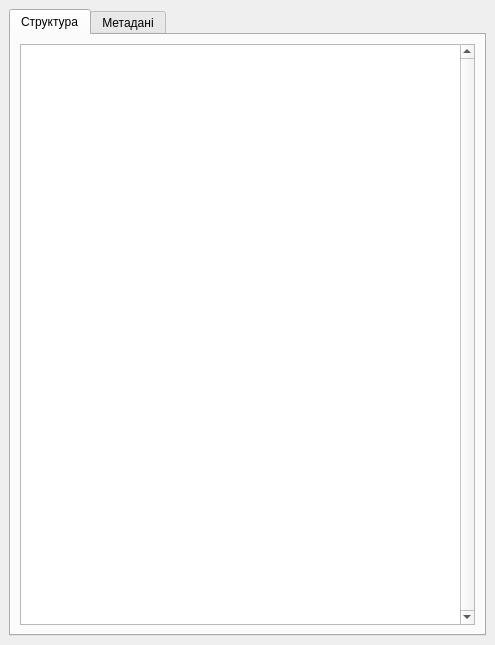
Above: xml_ua_dockwidget_base.ui from krechkivsky/xml_ua before the change. Below: the same form after it.
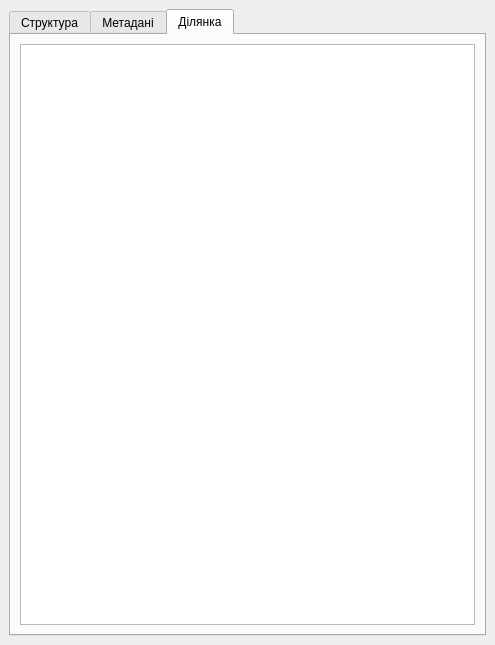
That is the form after the change. The open tabs and pages were chosen to show the change.

Patch:
```diff
--- a/xml_ua_dockwidget_base.ui
+++ b/xml_ua_dockwidget_base.ui
@@ -14,9 +14,18 @@
    <string/>
   </property>
   <widget class="QWidget" name="dockWidgetContents">
+   <property name="sizePolicy">
+    <sizepolicy hsizetype="Preferred" vsizetype="Expanding">
+     <horstretch>0</horstretch>
+     <verstretch>0</verstretch>
+    </sizepolicy>
+   </property>
    <layout class="QHBoxLayout" name="horizontalLayout">
     <item>
      <widget class="QTabWidget" name="tabWidget">
+      <property name="enabled">
+       <bool>true</bool>
+      </property>
       <property name="sizePolicy">
        <sizepolicy hsizetype="Expanding" vsizetype="Expanding">
         <horstretch>0</horstretch>
@@ -77,6 +86,16 @@
         </item>
        </layout>
       </widget>
+      <widget class="QWidget" name="tabParcel">
+       <attribute name="title">
+        <string>Ділянка</string>
+       </attribute>
+       <layout class="QVBoxLayout" name="verticalLayoutTabParcel">
+        <item>
+         <widget class="QTableView" name="tableViewParcel"/>
+        </item>
+       </layout>
+      </widget>
      </widget>
     </item>
    </layout>
```
Left out of the diff: 8 changed lines with no effect on the pictures.
